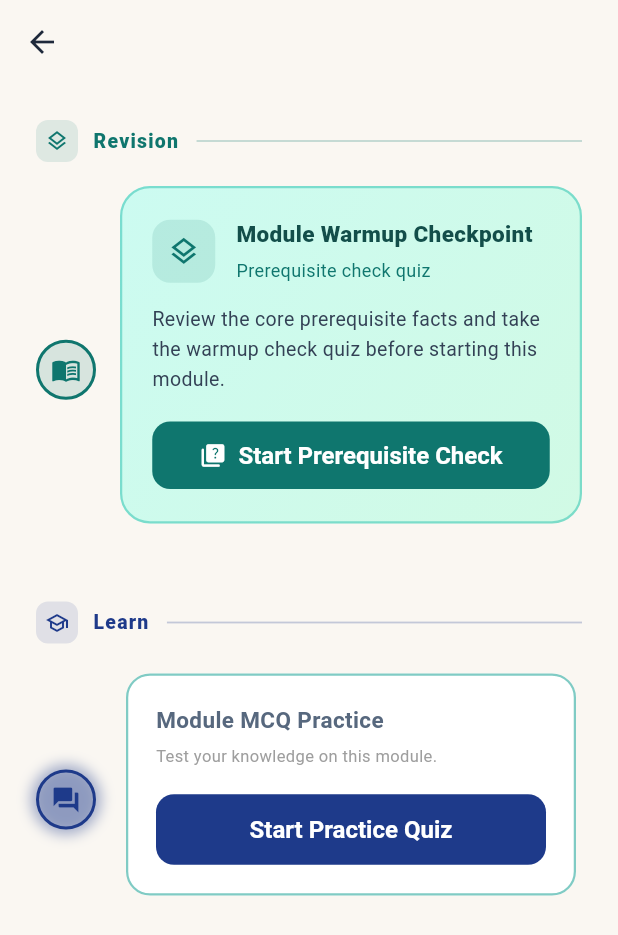
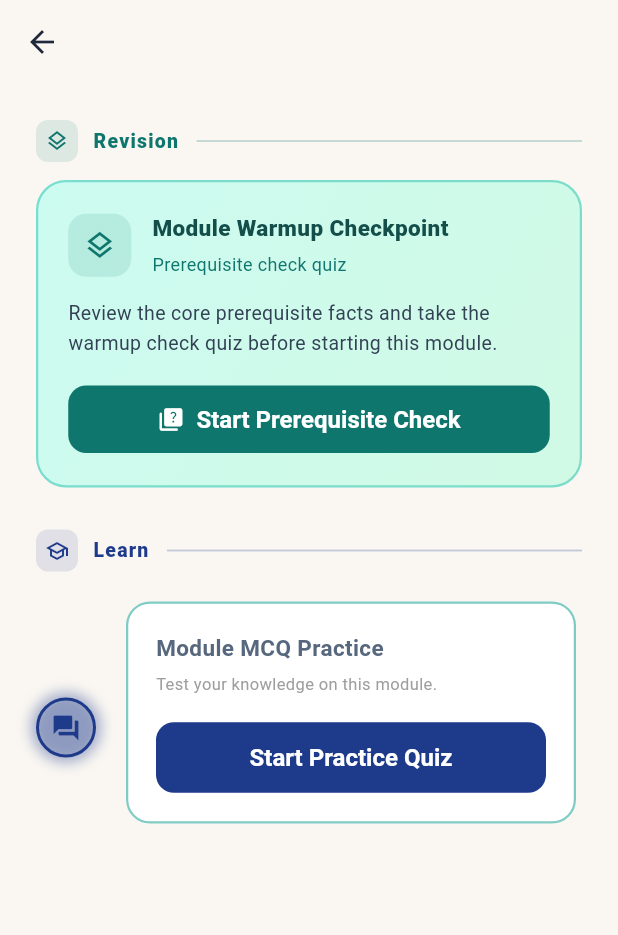
Before and after one commit to goyalsawan/upscLearn, a Flutter app: the ModuleDetailView screen opened directly with empty values, on a phone screen of 412 x 824 dp. Shown: the top 935 px of the screen. Run offline on Flutter 3.47's test engine with Material 3 defaults, Android fonts, the phone set to English and light mode, and no system bars; drawn by our look-alikes of timeline_tile; our stand-ins replace flutter_markdown, smooth_page_indicator.

Commit message:
fix: Remove node circle icon before Revision section cards

```diff
--- a/lib/ui/features/module/module_detail_view.dart
+++ b/lib/ui/features/module/module_detail_view.dart
@@ -24,9 +24,8 @@ class _ModuleDetailViewState extends State<ModuleDetailView> {
     final theme = Theme.of(context);
     final isDark = theme.brightness == Brightness.dark;
 
-    // All checkpoints are active/unlocked by default
+    // All lessons are unlocked by default
     const status = JourneyStatus.active;
-    const nextStatus = JourneyStatus.active;
 
     // Extract summary Lesson 0 (lives outside the Learn timeline)
     final summaryLessons = widget.module.lessons
@@ -72,15 +71,8 @@ class _ModuleDetailViewState extends State<ModuleDetailView> {
             ),
             const SizedBox(height: 12),
 
-            // Pre-Module Revision is the only node in this section
-            JourneyTimelineItem(
-              status: JourneyStatus.completed,
-              isFirst: true,
-              isLast: true,
-              nextStatus: nextStatus,
-              icon: Icons.menu_book,
-              content: _buildRevisionSection(theme, isDark),
-            ),
+            // Pre-Module Revision card (no timeline node — section header provides context)
+            _buildRevisionSection(theme, isDark),
             const SizedBox(height: 28),
 
             // ── LEARN SECTION ─────────────────────────────────────────────
```
Also changed, not shown: lib/ui/features/unit/unit_detail_view.dart (+3 -11 lines).
